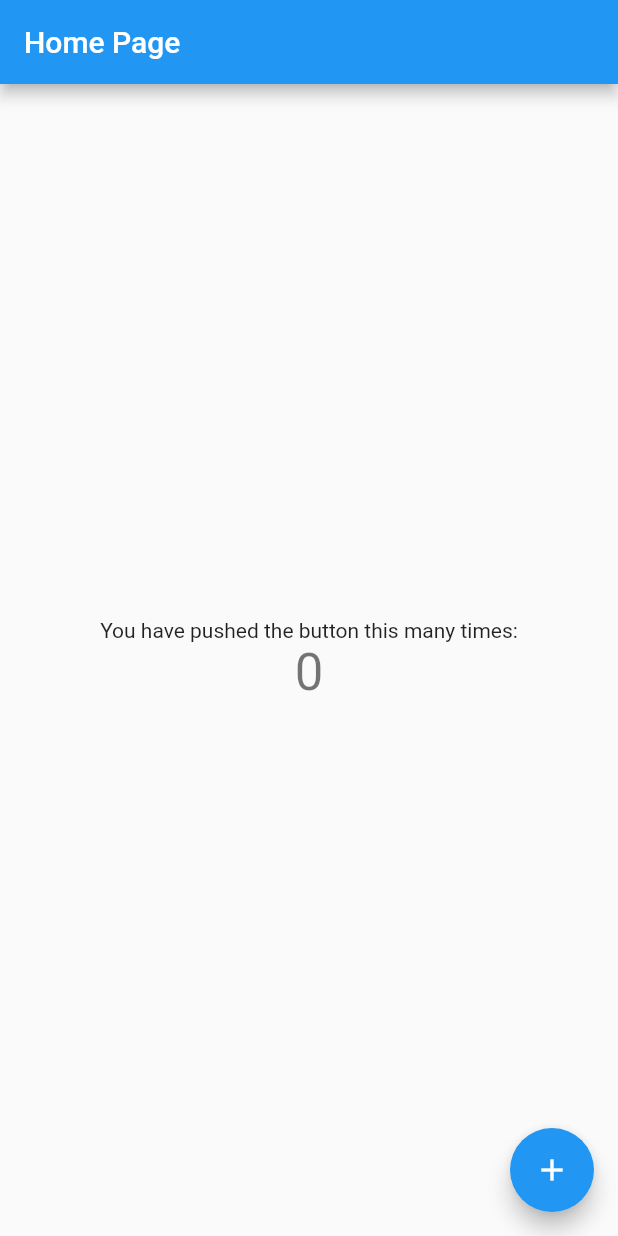
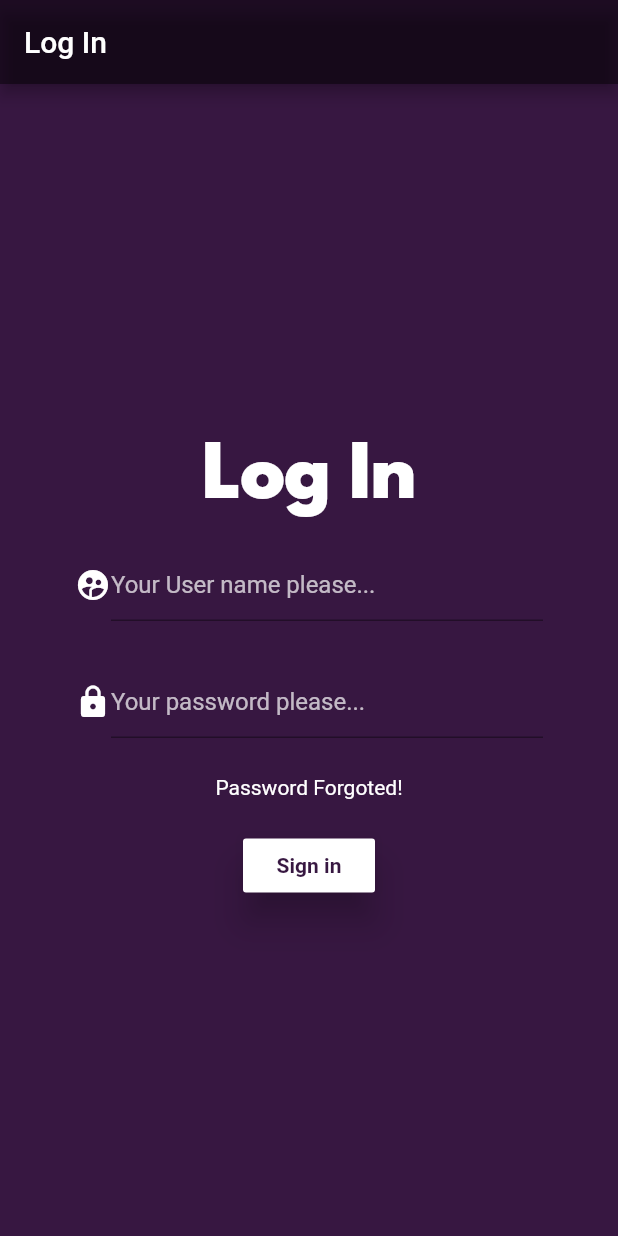
Before and after one commit to Softmatech/Covid-Notif, a Flutter app: the screen it shows after launch, on a phone screen of 412 x 824 dp. Run offline on Flutter 3.47's test engine with Material 2 defaults, Android fonts, the phone set to English and light mode, and no system bars.

Commit message:
Change the backgroung color

```diff
--- a/lib/main.dart
+++ b/lib/main.dart
@@ -1,4 +1,6 @@
+import 'package:flutter/cupertino.dart';
 import 'package:flutter/material.dart';
+import 'package:flutter_practice/screens/login_screen.dart';
 
 void main() {
   runApp(MyApp());
@@ -11,62 +13,18 @@ class MyApp extends StatelessWidget {
     return MaterialApp(
       title: 'NouKòd Flutter Practice',
       theme: ThemeData(
+        scaffoldBackgroundColor:  Color.fromRGBO(55, 23, 65, 1),
         primarySwatch: Colors.blue,
         visualDensity: VisualDensity.adaptivePlatformDensity,
+        textTheme: TextTheme(
+          headline3: TextStyle(
+            color: Colors.white,
+            fontWeight: FontWeight.normal,
+            fontFamily: 'Spartan MB',
+          )
+        ),
       ),
-      home: MyHomePage(title: 'Home Page'),
+      home: Login(title: 'Log In'),
     );
   }
 }
-
-class MyHomePage extends StatefulWidget {
-  MyHomePage({Key key, this.title}) : super(key: key);
-
-  final String title;
-
-  @override
-  _MyHomePageState createState() => _MyHomePageState();
-}
-
-class _MyHomePageState extends State<MyHomePage> {
-  int _counter = 0;
-
-  void _incrementCounter() {
-    setState(() {
-
-      _counter++;
-    });
-  }
-
-  @override
-  Widget build(BuildContext context) {
-
-    return Scaffold(
-      appBar: AppBar(
-
-        title: Text(widget.title),
-      ),
-      body: Center(
-
-        child: Column(
-
-          mainAxisAlignment: MainAxisAlignment.center,
-          children: <Widget>[
-            Text(
-              'You have pushed the button this many times:',
-            ),
-            Text(
-              '$_counter',
-              style: Theme.of(context).textTheme.headline4,
-            ),
-          ],
-        ),
-      ),
-      floatingActionButton: FloatingActionButton(
-        onPressed: _incrementCounter,
-        tooltip: 'Increment',
-        child: Icon(Icons.add),
-      ), // This trailing comma makes auto-formatting nicer for build methods.
-    );
-  }
-}
--- /dev/null
+++ b/lib/screens/login_screen.dart
@@ -0,0 +1,128 @@
+import 'package:flutter/material.dart';
+import 'package:flutter/services.dart';
+
+class Login extends StatefulWidget {
+  Login({Key key, this.title}) : super(key: key);
+
+  final String title;
+
+  @override
+  _LoginState createState() => _LoginState();
+}
+
+class _LoginState extends State<Login> {
+
+
+  @override
+  Widget build(BuildContext context) {
+
+    return Scaffold(
+      appBar: AppBar(
+        backgroundColor: Colors.black45,
+        title: Text(widget.title),
+      ),
+      body: Center(
+        child: Column(
+
+          mainAxisAlignment: MainAxisAlignment.center,
+          children: <Widget>[
+            Text(
+              'Log In',
+              style: Theme.of(context).textTheme.headline3,
+            ),
+            Padding(
+              padding: EdgeInsets.only(left: 50.0, top: 20.0,bottom: 20.0, right: 50.0),
+              child: Row(children: [
+                Icon(
+                    Icons.supervised_user_circle,
+                    color: Colors.white,
+                ),
+                Expanded(child:
+                TextField(
+                  cursorColor: Colors.white70,
+                  decoration: InputDecoration(
+                      hintText: "Your User name please...",
+                      hintStyle: TextStyle(
+                        color: Colors.white70,
+                      ),
+                   ),
+                  style: TextStyle(
+                    color: Colors.white,
+                  ),
+                ))
+              ],),
+            ),
+            Padding(
+              padding: EdgeInsets.only(left: 50.0, top: 10.0,bottom: 20.0, right: 50.0),
+              child: Row(children: [
+                Icon(
+                  Icons.lock,
+                  color: Colors.white,
+                ),
+                Expanded(child:
+                TextField(
+                  obscureText: true,
+                  cursorColor: Colors.white70,
+                  decoration: InputDecoration(
+                    hintText: "Your password please...",
+                    hintStyle: TextStyle(
+                      color: Colors.white70,
+                    ),
+                  ),
+                  style: TextStyle(
+                    color: Colors.white,
+                  ),
+                ))
+              ],),
+            ),
+            Padding(
+              padding: EdgeInsets.only(top: 5, bottom: 20.0),
+              child: Text(
+                'Password Forgoted!',
+                style: TextStyle(
+                  color: Colors.white,
+
+                ),
+              ),
+            ),
+            Padding(
+              padding: EdgeInsets.only(left: 50.0, right: 50.0),
+              child: RaisedButton(
+                onPressed: ()=>{
+                  'yessss',
+                },
+                elevation: 10.0,
+                color: Colors.white,
+                child: Text(
+                    'Sign in',
+                  style: TextStyle(
+                    color: Color.fromRGBO(55, 23, 65, 1),
+                    fontWeight: FontWeight.bold,
+                  ),
+                ),
+              )
+            )
+          ],
+        ),
+      ),
+      // This trailing comma makes auto-formatting nicer for build methods.
+    );
+  }
+
+  @override
+  void initState() {
+    SystemChrome.setPreferredOrientations([
+      DeviceOrientation.portraitUp
+    ]);
+  }
+
+  @override
+  void dispose() {
+    SystemChrome.setPreferredOrientations([
+      DeviceOrientation.landscapeLeft,
+      DeviceOrientation.landscapeRight,
+      DeviceOrientation.portraitDown,
+      DeviceOrientation.portraitUp
+    ]);
+  }
+}
```
Also changed, not shown: pubspec.yaml (+5 -4 lines), fonts/SpartanMB-Black.otf (added).
